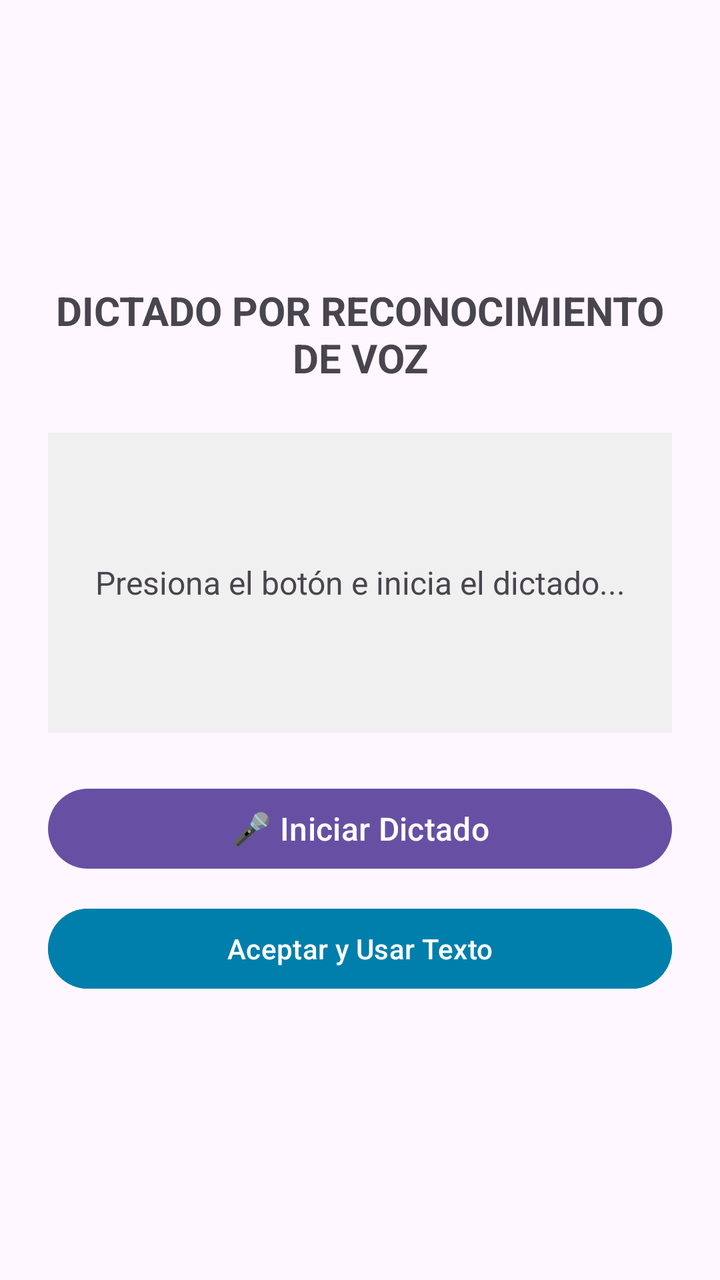
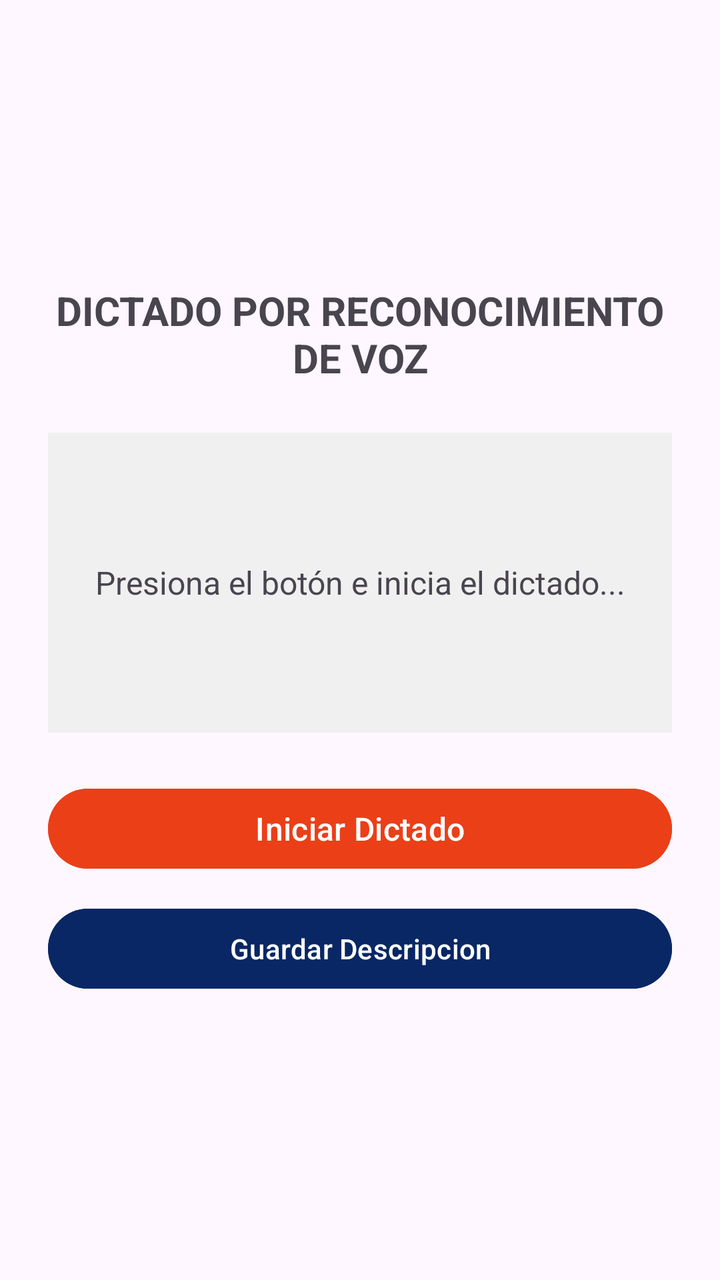

Screens rendered from an Android XML layout before and after an edit, with the pre-edit source and the edit as a unified diff.
<!-- AndroidManifest.xml: application theme Theme.Exa1Par0212 -->
<!-- res/layout/activity_dictado.xml -->
<?xml version="1.0" encoding="utf-8"?>
<LinearLayout xmlns:android="http://schemas.android.com/apk/res/android"
    xmlns:tools="http://schemas.android.com/tools"
    android:layout_width="match_parent"
    android:layout_height="match_parent"
    android:orientation="vertical"
    android:gravity="center"
    android:padding="24dp"
    tools:context=".view.DictadoActivity">

    <TextView
        android:layout_width="match_parent"
        android:layout_height="wrap_content"
        android:gravity="center"
        android:text="DICTADO POR RECONOCIMIENTO DE VOZ"
        android:textSize="20sp"
        android:textStyle="bold"
        android:layout_marginBottom="24dp" />

    <TextView
        android:id="@+id/tvResultadoDictado"
        android:layout_width="match_parent"
        android:layout_height="150dp"
        android:gravity="center"
        android:text="Presiona el botón e inicia el dictado..."
        android:textSize="16sp"
        android:background="#F0F0F0"
        android:padding="16dp"
        android:layout_marginBottom="24dp" />

    <Button
        android:id="@+id/btnIniciarDictado"
        android:layout_width="match_parent"
        android:layout_height="wrap_content"
        android:text="🎤 Iniciar Dictado"
        android:textSize="16sp"
        android:layout_marginBottom="12dp" />

    <Button
        android:id="@+id/btnAceptarDictado"
        android:layout_width="match_parent"
        android:layout_height="wrap_content"
        android:text="Aceptar y Usar Texto"
        android:backgroundTint="@color/material_dynamic_primary50" />

</LinearLayout>
<!-- resources referenced by this layout -->
<resources>
  <style name="Theme.Exa1Par0212" parent="Base.Theme.Exa1Par0212" />
  <style name="Base.Theme.Exa1Par0212" parent="Theme.Material3.DayNight.NoActionBar">
          
          
      </style>
</resources>

<!-- the commit's change to res/layout/activity_dictado.xml (unified diff, before → after) -->
@@ -32,15 +32,17 @@
         android:id="@+id/btnIniciarDictado"
         android:layout_width="match_parent"
         android:layout_height="wrap_content"
-        android:text="🎤 Iniciar Dictado"
-        android:textSize="16sp"
-        android:layout_marginBottom="12dp" />
+        android:layout_marginBottom="12dp"
+        android:backgroundTint="#EB3F18"
+        android:text="Iniciar Dictado"
+        android:textSize="16sp" />
 
     <Button
         android:id="@+id/btnAceptarDictado"
         android:layout_width="match_parent"
         android:layout_height="wrap_content"
-        android:text="Aceptar y Usar Texto"
-        android:backgroundTint="@color/material_dynamic_primary50" />
+        android:backgroundTint="#082764"
+        android:text="Guardar Descripcion"
+        android:textColor="#FFFFFF" />
 
 </LinearLayout>
